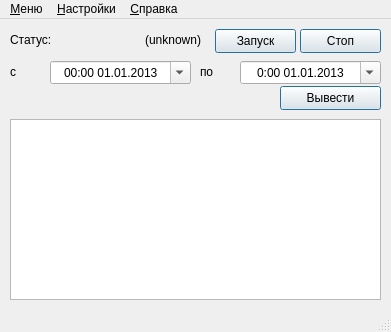
First picture: the form in source/mainwin.ui, repository arcan1s/git-etc, before the edit.
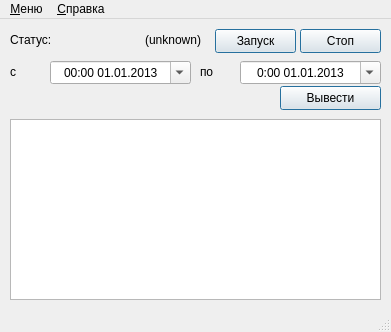
Second picture: the form after the edit.

What changed in the file:
```diff
--- a/source/mainwin.ui
+++ b/source/mainwin.ui
@@ -245,12 +245,6 @@
     <addaction name="separator"/>
     <addaction name="action_exit"/>
    </widget>
-   <widget class="QMenu" name="menu_config">
-    <property name="title">
-     <string>&amp;Настройки</string>
-    </property>
-    <addaction name="action_language"/>
-   </widget>
    <widget class="QMenu" name="menu_help">
     <property name="title">
      <string>&amp;Справка</string>
@@ -259,7 +253,6 @@
     <addaction name="action_about"/>
    </widget>
    <addaction name="menu_main"/>
-   <addaction name="menu_config"/>
    <addaction name="menu_help"/>
   </widget>
   <widget class="QStatusBar" name="statusbar"/>
```
Left out of the diff: 10 changed lines with no effect on the pictures.
